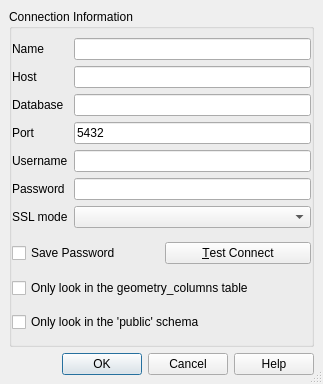
Qt form qgis/src/ui/qgspgnewconnectionbase.ui (sourcepole/qgis) before a commit.
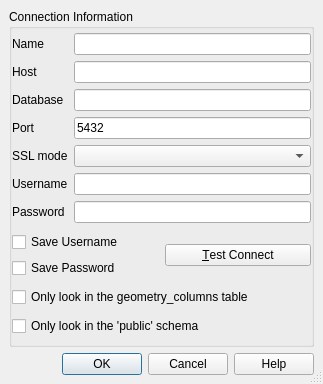
The same form after that commit.

Commit message: [FEATURE] allow postgres layers without saved username & password by asking for credentials

Diff of the .ui file:
```diff
--- a/qgis/src/ui/qgspgnewconnectionbase.ui
+++ b/qgis/src/ui/qgspgnewconnectionbase.ui
@@ -100,6 +100,13 @@
             </property>
            </widget>
           </item>
+          <item>
+           <widget class="QLabel" name="TextLabel3_3">
+            <property name="text">
+             <string>SSL mode</string>
+            </property>
+           </widget>
+          </item>
           <item>
            <widget class="QLabel" name="TextLabel3">
             <property name="text">
@@ -120,13 +127,6 @@
             </property>
            </widget>
           </item>
-          <item>
-           <widget class="QLabel" name="TextLabel3_3">
-            <property name="text">
-             <string>SSL mode</string>
-            </property>
-           </widget>
-          </item>
          </layout>
         </item>
         <item>
@@ -157,6 +157,9 @@
             </property>
            </widget>
           </item>
+          <item>
+           <widget class="QComboBox" name="cbxSSLmode"/>
+          </item>
           <item>
            <widget class="QLineEdit" name="txtUsername"/>
           </item>
@@ -167,37 +170,10 @@
             </property>
            </widget>
           </item>
-          <item>
-           <widget class="QComboBox" name="cbxSSLmode"/>
-          </item>
          </layout>
         </item>
        </layout>
       </item>
-      <item row="1" column="0">
-       <layout class="QHBoxLayout">
-        <property name="spacing">
-         <number>6</number>
-        </property>
-        <property name="margin">
-         <number>0</number>
-        </property>
-        <item>
-         <widget class="QCheckBox" name="chkStorePassword">
-          <property name="text">
-           <string>Save Password</string>
-          </property>
-         </widget>
-        </item>
-        <item>
-         <widget class="QPushButton" name="btnConnect">
-          <property name="text">
-           <string>&amp;Test Connect</string>
-          </property>
-         </widget>
-        </item>
-       </layout>
-      </item>
       <item row="2" column="0">
        <widget class="QCheckBox" name="cb_geometryColumnsOnly">
         <property name="toolTip">
@@ -224,6 +200,34 @@
         </property>
        </widget>
       </item>
+      <item row="1" column="0">
+       <layout class="QGridLayout" name="gridLayout">
+        <property name="margin">
+         <number>0</number>
+        </property>
+        <item row="0" column="0">
+         <widget class="QCheckBox" name="chkStoreUsername">
+          <property name="text">
+           <string>Save Username</string>
+          </property>
+         </widget>
+        </item>
+        <item row="0" column="1" rowspan="2">
+         <widget class="QPushButton" name="btnConnect">
+          <property name="text">
+           <string>&amp;Test Connect</string>
+          </property>
+         </widget>
+        </item>
+        <item row="1" column="0">
+         <widget class="QCheckBox" name="chkStorePassword">
+          <property name="text">
+           <string>Save Password</string>
+          </property>
+         </widget>
+        </item>
+       </layout>
+      </item>
      </layout>
     </widget>
    </item>
```
Left out of the diff: 3 changed lines with no effect on the pictures. The commit also changes 17 other files.
